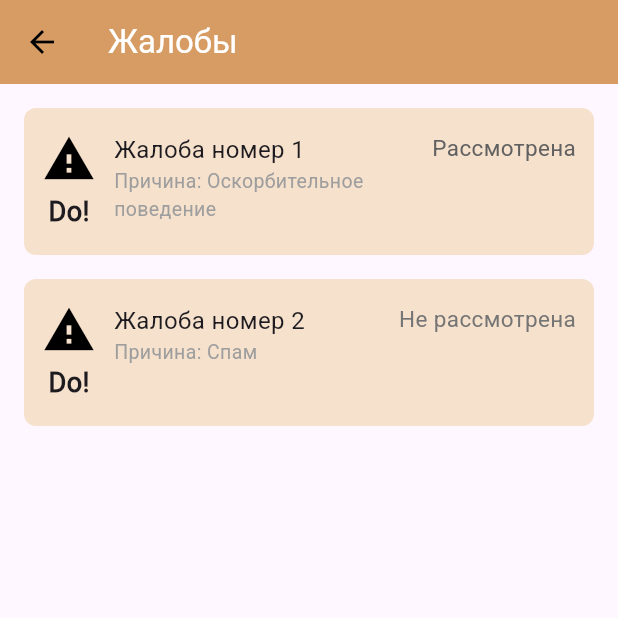
After one commit to capti/Cardly, a Flutter app: the ComplaintsPage screen opened directly, on a phone screen of 412 x 824 dp, the top half of it. The commit adds this screen. Run offline on Flutter 3.47's test engine with Material 3 defaults, Android fonts, the phone set to English and light mode, and no system bars; our stand-ins replace email_validator, flutter_svg, shared_preferences; missing offline and left inert: dart:html; accounts and stored records are empty; project files that could hold a hidden picture were left out.

Commit message:
FCCX-114 add report

```diff
--- /dev/null
+++ b/adminpanel/frontend/lib/controllers/report_controller.dart
@@ -0,0 +1,18 @@
+import 'package:adminpanel/models/report.dart';
+
+class ReportController {
+  // Пример списка жалоб (можно заменить на работу с backend)
+  final List<Report> reports = [];
+
+  void submitReport(Report report) {
+    // TODO: реализовать отправку жалобы на backend
+    reports.add(report);
+    print('Жалоба отправлена: \\${report.report_ID}');
+  }
+
+  void reviewReport(int reportId) {
+    // TODO: реализовать логику рассмотрения жалобы
+    final report = reports.firstWhere((r) => r.report_ID == reportId, orElse: () => throw Exception('Report not found'));
+    print('Жалоба рассмотрена: \\${report.report_ID}');
+  }
+}
--- /dev/null
+++ b/adminpanel/frontend/lib/models/report.dart
@@ -0,0 +1,21 @@
+import 'package:adminpanel/models/user.dart';
+
+class Report {
+  final int report_ID;
+  final User reporter;
+  final User reportedUser;
+  final DateTime reportDateTime;
+  final String reason;
+  final List<String> screenshots;
+  final String status;
+
+  Report({
+    required this.report_ID,
+    required this.reporter,
+    required this.reportedUser,
+    required this.reportDateTime,
+    required this.reason,
+    required this.screenshots,
+    required this.status,
+  });
+}
--- /dev/null
+++ b/adminpanel/frontend/lib/views/complaints_page.dart
@@ -0,0 +1,243 @@
+import 'package:flutter/material.dart';
+import 'package:adminpanel/models/report.dart';
+import 'package:adminpanel/models/user.dart';
+import 'package:adminpanel/controllers/report_controller.dart';
+
+class ComplaintsPage extends StatelessWidget {
+  ComplaintsPage({Key? key}) : super(key: key);
+
+  final ReportController reportController = ReportController();
+
+  // Мок-юзеры для примера
+  final User mockUser1 = User(
+    userId: 1,
+    username: 'Иван',
+    email: 'ivan@example.com',
+    password: '',
+    favorites: const [],
+    inventoryCards: const [],
+    onChange: const [],
+    balance: 100,
+    avatarUrl: '',
+    achievements: const [],
+    favoritesAchievements: const [],
+    notifications: const [],
+    profileData: ProfileData(),
+  );
+  final User mockUser2 = User(
+    userId: 2,
+    username: 'Петр',
+    email: 'petr@example.com',
+    password: '',
+    favorites: const [],
+    inventoryCards: const [],
+    onChange: const [],
+    balance: 50,
+    avatarUrl: '',
+    achievements: const [],
+    favoritesAchievements: const [],
+    notifications: const [],
+    profileData: ProfileData(),
+  );
+
+  List<Report> get mockReports => [
+    Report(
+      report_ID: 1,
+      reporter: mockUser1,
+      reportedUser: mockUser2,
+      reportDateTime: DateTime.now().subtract(const Duration(days: 1)),
+      reason: 'Оскорбительное поведение',
+      screenshots: [],
+      status: 'Рассмотрена',
+    ),
+    Report(
+      report_ID: 2,
+      reporter: mockUser2,
+      reportedUser: mockUser1,
+      reportDateTime: DateTime.now().subtract(const Duration(hours: 5)),
+      reason: 'Спам',
+      screenshots: [],
+      status: 'Не рассмотрена',
+    ),
+  ];
+
+  @override
+  Widget build(BuildContext context) {
+    // Для примера используем мок-репорты
+    final complaints = mockReports;
+
+    return Scaffold(
+      appBar: AppBar(
+        backgroundColor: const Color(0xFFD69C63),
+        title: const Text('Жалобы', style: TextStyle(color: Colors.white)),
+        iconTheme: const IconThemeData(color: Colors.black),
+      ),
+      body: ListView.separated(
+        padding: const EdgeInsets.all(16),
+        itemCount: complaints.length,
+        separatorBuilder: (context, index) => const SizedBox(height: 16),
+        itemBuilder: (context, index) {
+          final complaint = complaints[index];
+          return GestureDetector(
+            onTap: () {
+              showDialog(
+                context: context,
+                builder: (context) => ComplaintDialog(
+                  report: complaint,
+                  onReview: () => reportController.reviewReport(complaint.report_ID),
+                ),
+              );
+            },
+            child: Container(
+              decoration: BoxDecoration(
+                color: const Color(0xFFF6E1CC),
+                borderRadius: BorderRadius.circular(8),
+              ),
+              padding: const EdgeInsets.symmetric(vertical: 16, horizontal: 12),
+              child: Row(
+                crossAxisAlignment: CrossAxisAlignment.start,
+                children: [
+                  Padding(
+                    padding: const EdgeInsets.only(right: 12),
+                    child: Column(
+                      children: const [
+                        Icon(Icons.report_problem, size: 36, color: Colors.black),
+                        SizedBox(height: 4),
+                        Text('Do!', style: TextStyle(fontWeight: FontWeight.bold, fontSize: 18)),
+                      ],
+                    ),
+                  ),
+                  Expanded(
+                    child: Column(
+                      crossAxisAlignment: CrossAxisAlignment.start,
+                      children: [
+                        Text('Жалоба номер ${complaint.report_ID}', style: const TextStyle(fontSize: 16)),
+                        Text('Причина: ${complaint.reason}', style: const TextStyle(fontSize: 13, color: Colors.grey)),
+                      ],
+                    ),
+                  ),
+                  Align(
+                    alignment: Alignment.topRight,
+                    child: Text(
+                      complaint.status,
+                      style: TextStyle(
+                        color: complaint.status == 'Рассмотрена' ? Colors.grey[700] : Colors.grey[600],
+                        fontSize: 15,
+                      ),
+                    ),
+                  ),
+                ],
+              ),
+            ),
+          );
+        },
+      ),
+    );
+  }
+}
+
+class ComplaintDialog extends StatelessWidget {
+  final Report report;
+  final VoidCallback? onReview;
+  const ComplaintDialog({required this.report, this.onReview, Key? key}) : super(key: key);
+
+  @override
+  Widget build(BuildContext context) {
+    return Dialog(
+      backgroundColor: const Color(0xFFF6E1CC),
+      shape: RoundedRectangleBorder(borderRadius: BorderRadius.circular(12), side: const BorderSide(color: Colors.black)),
+      child: Container(
+        width: 500,
+        padding: const EdgeInsets.all(28),
+        child: Stack(
+          children: [
+            Column(
+              mainAxisSize: MainAxisSize.min,
+              crossAxisAlignment: CrossAxisAlignment.start,
+              children: [
+                Row(
+                  children: [
+                    Text('Жалоба ${report.report_ID}', style: const TextStyle(fontSize: 28, fontWeight: FontWeight.w500)),
+                    const Spacer(),
+                    GestureDetector(
+                      onTap: () => Navigator.of(context).pop(),
+                      child: Container(
+                        decoration: BoxDecoration(
+                          color: const Color(0xFFD69C63),
+                          borderRadius: BorderRadius.circular(6),
+                          border: Border.all(color: Colors.black, width: 2),
+                        ),
+                        padding: const EdgeInsets.all(4),
+                        child: const Icon(Icons.close, size: 28, color: Colors.black),
+                      ),
+                    ),
+                  ],
+                ),
+                const SizedBox(height: 8),
+                Row(
+                  children: [
+                    Text('Отправитель: ${report.reporter.username}', style: const TextStyle(color: Colors.grey, fontSize: 18)),
+                    const SizedBox(width: 32),
+                    Text('Жалоба на: ${report.reportedUser.username}', style: const TextStyle(color: Colors.grey, fontSize: 18)),
+                  ],
+                ),
+                const SizedBox(height: 8),
+                Text('Причина: ${report.reason}', style: const TextStyle(fontWeight: FontWeight.bold, fontSize: 16)),
+                const SizedBox(height: 18),
+                const Text('Комментарий', style: TextStyle(fontWeight: FontWeight.w500, fontSize: 22)),
+                const SizedBox(height: 6),
+                SizedBox(
+                  width: double.infinity,
+                  child: TextField(
+                    minLines: 3,
+                    maxLines: 5,
+                    controller: TextEditingController(text: 'Текст комментария'), // TODO: добавить поле комментария в Report
+                    readOnly: true,
+                    decoration: InputDecoration(
+                      border: OutlineInputBorder(borderRadius: BorderRadius.circular(8)),
+                      contentPadding: const EdgeInsets.symmetric(horizontal: 12, vertical: 10),
+                    ),
+                  ),
+                ),
+                const SizedBox(height: 24),
+                Row(
+                  mainAxisAlignment: MainAxisAlignment.center,
+                  children: [
+                    ElevatedButton(
+                      style: ElevatedButton.styleFrom(
+                        backgroundColor: const Color(0xFFD69C63),
+                        foregroundColor: Colors.black,
+                        shape: RoundedRectangleBorder(borderRadius: BorderRadius.circular(24)),
+                        padding: const EdgeInsets.symmetric(horizontal: 32, vertical: 12),
+                        elevation: 0,
+                      ),
+                      onPressed: onReview,
+                      child: const Text('Принять меры', style: TextStyle(fontSize: 18)),
+                    ),
+                  ],
+                ),
+                const SizedBox(height: 12),
+                Row(
+                  mainAxisAlignment: MainAxisAlignment.center,
+                  children: [
+                    ElevatedButton(
+                      style: ElevatedButton.styleFrom(
+                        backgroundColor: const Color(0xFFE2A86F),
+                        foregroundColor: Colors.black,
+                        shape: RoundedRectangleBorder(borderRadius: BorderRadius.circular(24)),
+                        padding: const EdgeInsets.symmetric(horizontal: 32, vertical: 12),
+                        elevation: 0,
+                      ),
+                      onPressed: () => Navigator.of(context).pop(),
+                      child: const Text('Отклонить', style: TextStyle(fontSize: 18)),
+                    ),
+                  ],
+                ),
+              ],
+            ),
+          ],
+        ),
+      ),
+    );
+  }
+}
```
Also changed, not shown: adminpanel/frontend/lib/views/widgets/navbar.dart (+5 -4 lines).
